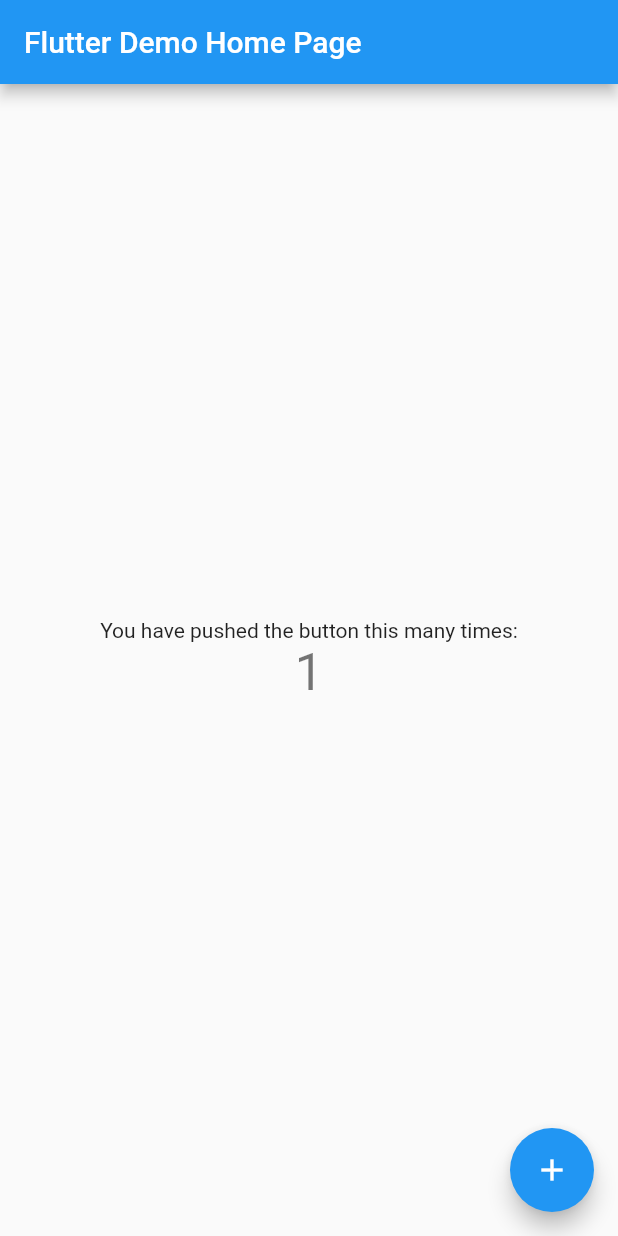
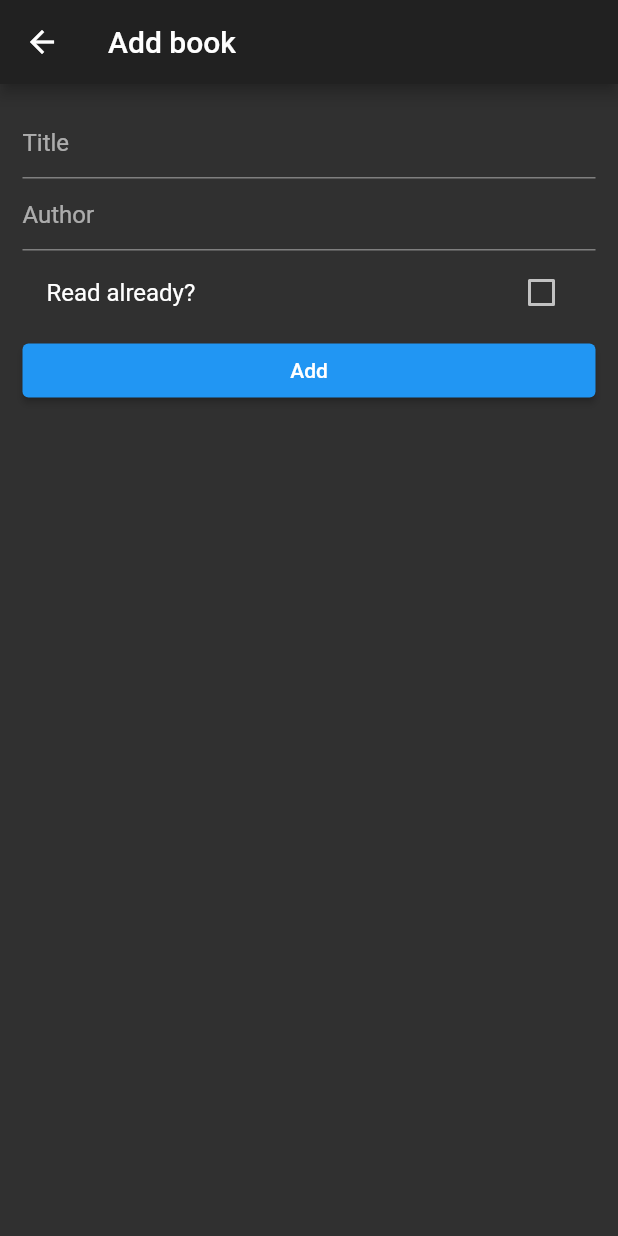
Before and after one commit to CiucurDaniel/Bookshelf_App_Flutter, a Flutter app: the screen it shows after launch, after a tap on the "add" icon, on a phone screen of 412 x 824 dp. Run offline on Flutter 3.47's test engine with Material 2 defaults, Android fonts, the phone set to English and light mode, and no system bars.

Commit message:
add inital application

```diff
--- a/lib/main.dart
+++ b/lib/main.dart
@@ -1,113 +1,22 @@
+
 import 'package:flutter/material.dart';
+import 'package:provider/provider.dart';
 
-void main() {
-  runApp(MyApp());
-}
+import 'package:bookshelf/screens/home_screen.dart';
+import 'package:bookshelf/providers/book_list_model.dart';
 
-class MyApp extends StatelessWidget {
-  // This widget is the root of your application.
+void main() => runApp(TodosApp());
+
+class TodosApp extends StatelessWidget {
   @override
   Widget build(BuildContext context) {
-    return MaterialApp(
-      title: 'Flutter Demo',
-      theme: ThemeData(
-        // This is the theme of your application.
-        //
-        // Try running your application with "flutter run". You'll see the
-        // application has a blue toolbar. Then, without quitting the app, try
-        // changing the primarySwatch below to Colors.green and then invoke
-        // "hot reload" (press "r" in the console where you ran "flutter run",
-        // or simply save your changes to "hot reload" in a Flutter IDE).
-        // Notice that the counter didn't reset back to zero; the application
-        // is not restarted.
-        primarySwatch: Colors.blue,
+    return ChangeNotifierProvider(
+      create: (context) => BooksListModel(),
+      child: MaterialApp(
+        title: 'Bookshelf',
+        theme: ThemeData.dark(),
+        home: HomeScreen(),
       ),
-      home: MyHomePage(title: 'Flutter Demo Home Page'),
     );
   }
 }
-
-class MyHomePage extends StatefulWidget {
-  MyHomePage({Key? key, required this.title}) : super(key: key);
-
-  // This widget is the home page of your application. It is stateful, meaning
-  // that it has a State object (defined below) that contains fields that affect
-  // how it looks.
-
-  // This class is the configuration for the state. It holds the values (in this
-  // case the title) provided by the parent (in this case the App widget) and
-  // used by the build method of the State. Fields in a Widget subclass are
-  // always marked "final".
-
-  final String title;
-
-  @override
-  _MyHomePageState createState() => _MyHomePageState();
-}
-
-class _MyHomePageState extends State<MyHomePage> {
-  int _counter = 0;
-
-  void _incrementCounter() {
-    setState(() {
-      // This call to setState tells the Flutter framework that something has
-      // changed in this State, which causes it to rerun the build method below
-      // so that the display can reflect the updated values. If we changed
-      // _counter without calling setState(), then the build method would not be
-      // called again, and so nothing would appear to happen.
-      _counter++;
-    });
-  }
-
-  @override
-  Widget build(BuildContext context) {
-    // This method is rerun every time setState is called, for instance as done
-    // by the _incrementCounter method above.
-    //
-    // The Flutter framework has been optimized to make rerunning build methods
-    // fast, so that you can just rebuild anything that needs updating rather
-    // than having to individually change instances of widgets.
-    return Scaffold(
-      appBar: AppBar(
-        // Here we take the value from the MyHomePage object that was created by
-        // the App.build method, and use it to set our appbar title.
-        title: Text(widget.title),
-      ),
-      body: Center(
-        // Center is a layout widget. It takes a single child and positions it
-        // in the middle of the parent.
-        child: Column(
-          // Column is also a layout widget. It takes a list of children and
-          // arranges them vertically. By default, it sizes itself to fit its
-          // children horizontally, and tries to be as tall as its parent.
-          //
-          // Invoke "debug painting" (press "p" in the console, choose the
-          // "Toggle Debug Paint" action from the Flutter Inspector in Android
-          // Studio, or the "Toggle Debug Paint" command in Visual Studio Code)
-          // to see the wireframe for each widget.
-          //
-          // Column has various properties to control how it sizes itself and
-          // how it positions its children. Here we use mainAxisAlignment to
-          // center the children vertically; the main axis here is the vertical
-          // axis because Columns are vertical (the cross axis would be
-          // horizontal).
-          mainAxisAlignment: MainAxisAlignment.center,
-          children: <Widget>[
-            Text(
-              'You have pushed the button this many times:',
-            ),
-            Text(
-              '$_counter',
-              style: Theme.of(context).textTheme.headline4,
-            ),
-          ],
-        ),
-      ),
-      floatingActionButton: FloatingActionButton(
-        onPressed: _incrementCounter,
-        tooltip: 'Increment',
-        child: Icon(Icons.add),
-      ), // This trailing comma makes auto-formatting nicer for build methods.
-    );
-  }
-}
--- a/lib/models/book.dart
+++ b/lib/models/book.dart
@@ -1,14 +1,12 @@
 class Book {
-  String _title;
-  bool _isRead;
+  String title;
+  String author;
+  bool isRead = false;
 
-  Book(this._title, this._isRead);
+  Book(this.title, this.author, this.isRead);
 
-  bool get isRead {
-    return _isRead;
-  }
 
-  void toggleRead() {
-    _isRead = !_isRead;
+  void toggleReadStatus() {
+    isRead = !isRead;
   }
 }
--- a/lib/providers/book_list_model.dart
+++ b/lib/providers/book_list_model.dart
@@ -13,16 +13,16 @@ class BooksListModel extends ChangeNotifier {
       UnmodifiableListView(_books.where((book) => !book.isRead));
 
   UnmodifiableListView<Book> get readBooks =>
-      UnmodifiableListView(_books.where((book) => !book.isRead));
+      UnmodifiableListView(_books.where((book) => book.isRead));
 
   void addBook(Book book) {
     _books.add(book);
     notifyListeners();
   }
 
-  void markRead(Book book) {
+  void toggleRead(Book book) {
     final bookIndex = _books.indexOf(book);
-    _books[bookIndex].toggleRead();
+    _books[bookIndex].toggleReadStatus();
     notifyListeners();
   }
 
--- /dev/null
+++ b/lib/screens/add_book_screen.dart
@@ -0,0 +1,74 @@
+import 'package:flutter/material.dart';
+import 'package:provider/provider.dart';
+
+import 'package:bookshelf/providers/book_list_model.dart';
+import 'package:bookshelf/models/book.dart';
+
+class AddTaskScreen extends StatefulWidget {
+  @override
+  _AddTaskScreenState createState() => _AddTaskScreenState();
+}
+
+class _AddTaskScreenState extends State<AddTaskScreen> {
+  final bookTitleController = TextEditingController();
+  final bookAuthorController = TextEditingController();
+  bool completedStatus = false;
+
+  @override
+  void dispose() {
+    bookTitleController.dispose();
+    bookAuthorController.dispose();
+    super.dispose();
+  }
+
+  void onAdd() {
+    final String textVal = bookTitleController.text;
+    final String authorValue = "John";
+    final bool completed = completedStatus;
+    if (textVal.isNotEmpty) {
+      final Book book = Book(textVal, authorValue, completed);
+      Provider.of<BooksListModel>(context, listen: false).addBook(book);
+      Navigator.pop(context);
+    }
+  }
+
+  @override
+  Widget build(BuildContext context) {
+    return Scaffold(
+      appBar: AppBar(
+        title: Text('Add book'),
+      ),
+      body: ListView(
+        children: <Widget>[
+          Padding(
+            padding: EdgeInsets.all(15.0),
+            child: Container(
+              child: Column(
+                crossAxisAlignment: CrossAxisAlignment.stretch,
+                children: <Widget>[
+                  TextField(
+                    controller: bookTitleController,
+                    decoration: InputDecoration(hintText: "Title"),
+                  ),
+                  TextField(controller: bookAuthorController,
+                  decoration: InputDecoration(hintText: "Author"),),
+                  CheckboxListTile(
+                    value: completedStatus,
+                    onChanged: (checked) => setState(() {
+                      completedStatus = checked ?? false;
+                    }),
+                    title: Text('Read already?'),
+                  ),
+                  ElevatedButton(
+                    child: Text('Add'),
+                    onPressed: onAdd,
+                  ),
+                ],
+              ),
+            ),
+          )
+        ],
+      ),
+    );
+  }
+}
--- /dev/null
+++ b/lib/screens/home_screen.dart
@@ -0,0 +1,60 @@
+import 'package:flutter/material.dart';
+
+import 'package:bookshelf/screens/add_book_screen.dart';
+import 'package:bookshelf/tabs/all_books.dart';
+import 'package:bookshelf/tabs/readed_book.dart';
+import 'package:bookshelf/tabs/unreaded_books.dart';
+
+class HomeScreen extends StatefulWidget {
+  @override
+  _HomeScreenState createState() => _HomeScreenState();
+}
+
+class _HomeScreenState extends State<HomeScreen>
+    with SingleTickerProviderStateMixin {
+  late TabController controller;
+
+  @override
+  void initState() {
+    super.initState();
+    controller = TabController(length: 3, vsync: this);
+  }
+
+  @override
+  Widget build(BuildContext context) {
+    return Scaffold(
+      appBar: AppBar(
+        title: Text('Bookshelf'),
+        actions: <Widget>[
+          IconButton(
+            icon: Icon(Icons.add),
+            onPressed: () {
+              Navigator.push(
+                context,
+                MaterialPageRoute(
+                  builder: (context) => AddTaskScreen(),
+                ),
+              );
+            },
+          ),
+        ],
+        bottom: TabBar(
+          controller: controller,
+          tabs: <Widget>[
+            Tab(text: 'All'),
+            Tab(text: 'Read'),
+            Tab(text: 'Unread'),
+          ],
+        ),
+      ),
+      body: TabBarView(
+        controller: controller,
+        children: <Widget>[
+          AllBooksTab(),
+          ReadedBooksTab(),
+          UnreadedBooksTab(),
+        ],
+      ),
+    );
+  }
+}
--- /dev/null
+++ b/lib/tabs/all_books.dart
@@ -0,0 +1,18 @@
+import 'package:flutter/material.dart';
+import 'package:provider/provider.dart';
+
+import 'package:bookshelf/providers/book_list_model.dart';
+import 'package:bookshelf/widgets/book_list.dart';
+
+class AllBooksTab extends StatelessWidget {
+  @override
+  Widget build(BuildContext context) {
+    return Container(
+      child: Consumer<BooksListModel>(
+        builder: (context, books, child) => BookList(
+          books: books.allBooks,
+        ),
+      ),
+    );
+  }
+}
--- /dev/null
+++ b/lib/widgets/book_list.dart
@@ -0,0 +1,21 @@
+import 'package:flutter/material.dart';
+
+import 'package:bookshelf/models/book.dart';
+import 'package:bookshelf/widgets/book_list_item.dart';
+
+class BookList extends StatelessWidget {
+  final List<Book> books;
+
+  BookList({required this.books});
+
+  @override
+  Widget build(BuildContext context) {
+    return ListView(
+      children: getChildrenTasks(),
+    );
+  }
+
+  List<Widget> getChildrenTasks() {
+    return books.map((item) => BookListItem(book: item)).toList();
+  }
+}
--- /dev/null
+++ b/lib/widgets/book_list_item.dart
@@ -0,0 +1,33 @@
+import 'package:bookshelf/models/book.dart';
+import 'package:flutter/material.dart';
+import 'package:provider/provider.dart';
+import 'package:bookshelf/providers/book_list_model.dart';
+
+class BookListItem extends StatelessWidget {
+  const BookListItem({required this.book});
+
+  final Book book;
+
+  @override
+  Widget build(BuildContext context) {
+    return ListTile(
+      leading: Checkbox(
+        value: book.isRead,
+        onChanged: (value) {
+            Provider.of<BooksListModel>(context, listen: false).toggleRead(book);
+        },
+      ),
+      title: Text(book.title),
+      subtitle: Text(book.author),
+      trailing: IconButton(
+        icon: Icon(
+          Icons.delete,
+          color: Colors.red,
+        ),
+        onPressed: () {
+          Provider.of<BooksListModel>(context, listen: false).deleteBook(book);
+        },
+      ),
+    );
+  }
+}
```
Also changed, not shown: lib/tabs/readed_book.dart (added, +18 -0 lines), lib/tabs/unreaded_books.dart (added, +18 -0 lines), 1 other file.
